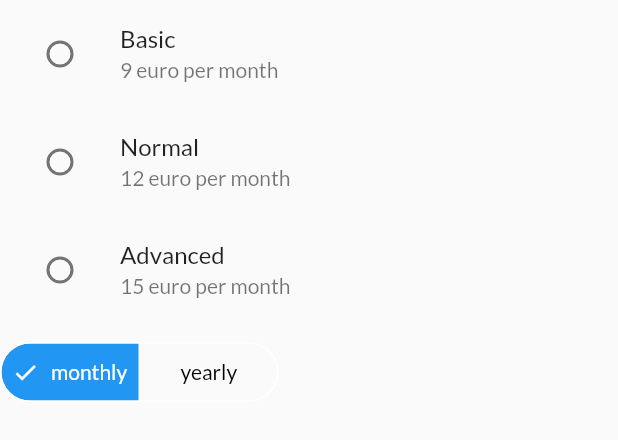
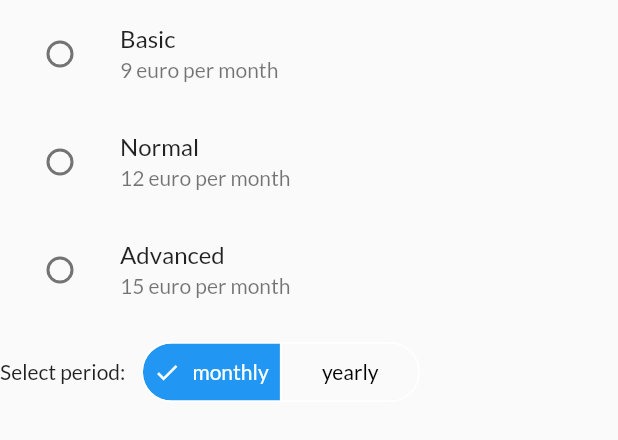
Before and after one commit to timvanginderen/demo, a Flutter app: the PricingStep widget shown alone on an empty page, opened directly with empty values, on a phone screen of 412 x 824 dp. Shown: the top 440 px of the screen. Run offline on Flutter 3.47's test engine with Material 2 defaults, Android fonts, the phone set to English and light mode, and no system bars; our stand-ins replace flutter_riverpod, get_it, injectable, intl_phone_field; missing offline and left inert: f_logs.

Commit message:
Style discount message

```diff
--- a/lib/screens/order/steps/pricing_step.dart
+++ b/lib/screens/order/steps/pricing_step.dart
@@ -84,20 +84,30 @@ class PricingStep extends StatelessWidget {
                 Container(),
               Padding(
                 padding: const EdgeInsets.only(top: 8.0),
-                child: SegmentedButton<PricingPeriod>(
+                child: Row(
+                  children: <Widget>[
+                    const Text('Select period: '),
+                    const SizedBox(width: 8.0),
+                    SegmentedButton<PricingPeriod>(
                       segments: pricingPeriodOptions
                           .map<ButtonSegment<PricingPeriod>>(
                               ((PricingPeriod, String) pricingPeriod) {
                         return ButtonSegment<PricingPeriod>(
-                        value: pricingPeriod.$1, label: Text(pricingPeriod.$2));
+                            value: pricingPeriod.$1,
+                            label: Text(pricingPeriod.$2));
                       }).toList(),
                       selected: orderViewModel.pricingPeriodSelection,
                       onSelectionChanged:
                           orderViewModel.onPricingPeriodSelectionChanged,
                     ),
+                  ],
+                ),
               ),
               if (orderViewModel.isEligibleForDiscount())
-                const Text('You get 2 months free'),
+                Text(
+                  'You get 2 months free!',
+                  style: TextStyle(color: Colors.green.shade900),
+                ),
             ],
           );
         },
```
Lines whose indentation alone changed are shown as unchanged.
